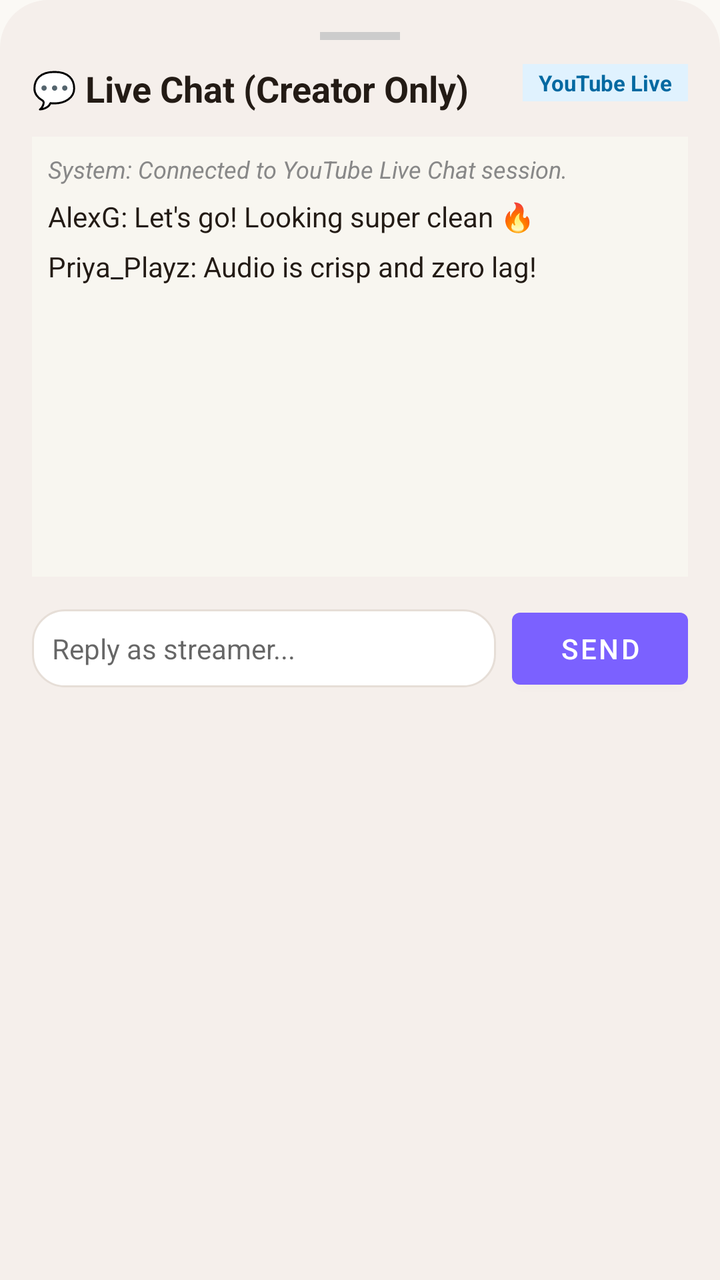
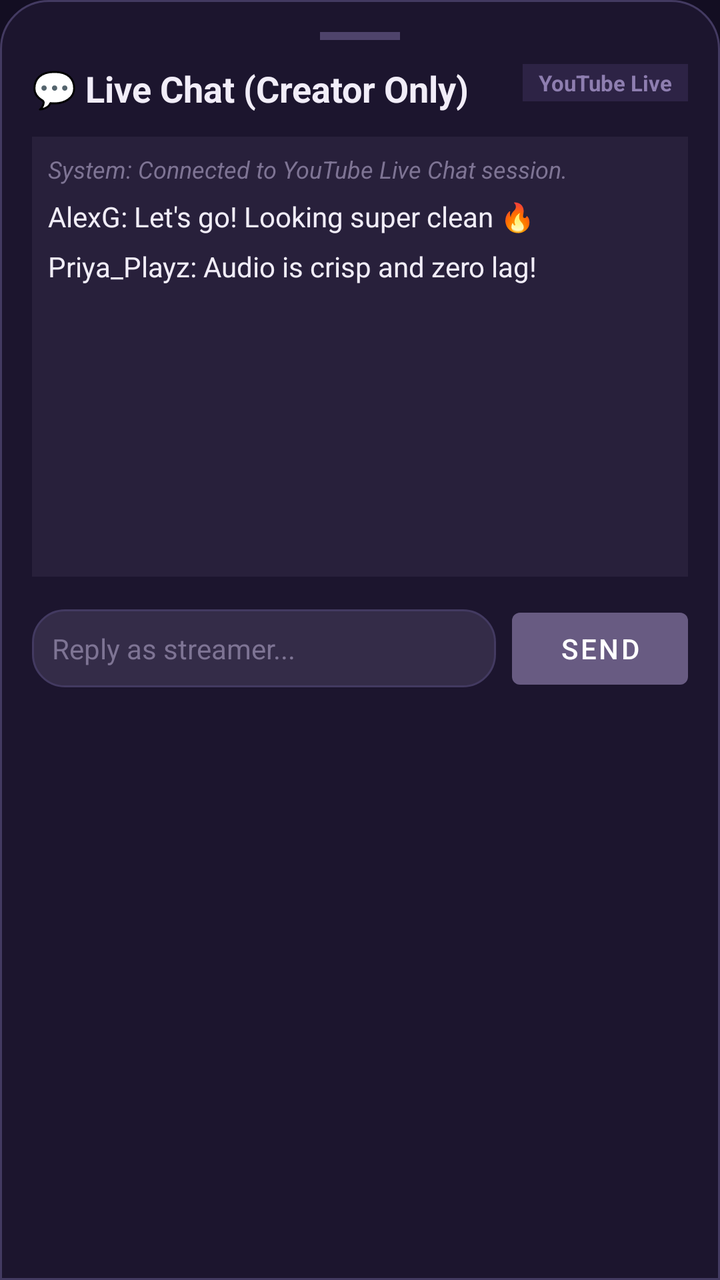

The first picture is an Android layout as it rendered before a commit; the second is the same layout after the commit. The layout source and the unified diff follow.
<!-- AndroidManifest.xml: application theme Theme.FairyLive -->
<!-- res/layout/sheet_creator_chat.xml -->
<?xml version="1.0" encoding="utf-8"?>
<LinearLayout xmlns:android="http://schemas.android.com/apk/res/android"
    android:layout_width="match_parent"
    android:layout_height="wrap_content"
    android:background="@drawable/bg_bottom_sheet"
    android:orientation="vertical"
    android:padding="16dp">

    <View
        android:layout_width="40dp"
        android:layout_height="4dp"
        android:layout_gravity="center_horizontal"
        android:layout_marginBottom="12dp"
        android:background="#CCCCCC" />

    <RelativeLayout
        android:layout_width="match_parent"
        android:layout_height="wrap_content"
        android:layout_marginBottom="12dp">

        <TextView
            android:layout_width="wrap_content"
            android:layout_height="wrap_content"
            android:layout_alignParentStart="true"
            android:text="💬 Live Chat (Creator Only)"
            android:textColor="#231B15"
            android:textSize="18sp"
            android:textStyle="bold" />

        <TextView
            android:layout_width="wrap_content"
            android:layout_height="wrap_content"
            android:layout_alignParentEnd="true"
            android:background="#E0F2FE"
            android:paddingHorizontal="8dp"
            android:paddingVertical="2dp"
            android:text="YouTube Live"
            android:textColor="#0369A1"
            android:textSize="11sp"
            android:textStyle="bold" />
    </RelativeLayout>

    
    <ScrollView
        android:layout_width="match_parent"
        android:layout_height="220dp"
        android:background="#F8F6F0"
        android:padding="8dp">

        <LinearLayout
            android:id="@+id/chatMessagesContainer"
            android:layout_width="match_parent"
            android:layout_height="wrap_content"
            android:orientation="vertical">

            <TextView
                android:layout_width="wrap_content"
                android:layout_height="wrap_content"
                android:layout_marginBottom="6dp"
                android:text="System: Connected to YouTube Live Chat session."
                android:textColor="#888888"
                android:textSize="12sp"
                android:textStyle="italic" />

            <TextView
                android:layout_width="wrap_content"
                android:layout_height="wrap_content"
                android:layout_marginBottom="6dp"
                android:text="AlexG: Let's go! Looking super clean 🔥"
                android:textColor="#231B15"
                android:textSize="14sp" />

            <TextView
                android:layout_width="wrap_content"
                android:layout_height="wrap_content"
                android:layout_marginBottom="6dp"
                android:text="Priya_Playz: Audio is crisp and zero lag!"
                android:textColor="#231B15"
                android:textSize="14sp" />
        </LinearLayout>
    </ScrollView>

    
    <LinearLayout
        android:layout_width="match_parent"
        android:layout_height="wrap_content"
        android:layout_marginTop="12dp"
        android:gravity="center_vertical"
        android:orientation="horizontal">

        <EditText
            android:id="@+id/editChatMessage"
            android:layout_width="0dp"
            android:layout_height="wrap_content"
            android:layout_weight="1"
            android:background="@drawable/bg_grid_card"
            android:hint="Reply as streamer..."
            android:padding="10dp"
            android:textColor="#231B15"
            android:textSize="14sp" />

        <Button
            android:id="@+id/btnSendChat"
            android:layout_width="wrap_content"
            android:layout_height="wrap_content"
            android:layout_marginStart="8dp"
            android:text="Send" />
    </LinearLayout>

</LinearLayout>
<!-- resources referenced by this layout -->
<resources>
  <!-- drawable bg_bottom_sheet (drawable) -->
  <?xml version="1.0" encoding="utf-8"?>
  <shape xmlns:android="http://schemas.android.com/apk/res/android"
      android:shape="rectangle">
      <solid android:color="@color/bg_surface" />
      <corners
          android:topLeftRadius="@dimen/radius_xl"
          android:topRightRadius="@dimen/radius_xl"
          android:bottomLeftRadius="0dp"
          android:bottomRightRadius="0dp" />
  </shape>
  <!-- drawable bg_grid_card (drawable) -->
  <?xml version="1.0" encoding="utf-8"?>
  <ripple xmlns:android="http://schemas.android.com/apk/res/android"
      android:color="@color/bg_card_stroke">
      <item>
          <shape android:shape="rectangle">
              <solid android:color="@color/bg_card" />
              <stroke
                  android:width="1dp"
                  android:color="@color/bg_card_stroke" />
              <corners android:radius="16dp" />
          </shape>
      </item>
  </ripple>
  <style name="Theme.FairyLive" parent="Theme.MaterialComponents.Light.NoActionBar">
          <item name="colorPrimary">@color/accent_primary</item>
          <item name="colorPrimaryVariant">@color/accent_primary_variant</item>
          <item name="colorOnPrimary">@color/text_on_dark</item>
  
          <item name="colorSecondary">@color/text_primary</item>
          <item name="colorSecondaryVariant">@color/text_secondary</item>
          <item name="colorOnSecondary">@color/bg_primary</item>
  
          <item name="android:statusBarColor">@color/bg_primary</item>
          <item name="android:windowLightStatusBar" tools:targetApi="m">true</item>
          <item name="android:navigationBarColor">@color/bg_surface</item>
          <item name="android:windowLightNavigationBar" tools:targetApi="o_mr1">true</item>
          <item name="android:windowBackground">@color/bg_primary</item>
  
          <item name="bottomSheetDialogTheme">@style/Theme.FairyLive.BottomSheetDialog</item>
      </style>
  <color name="bg_surface">#F5EFEB</color>
  <dimen name="radius_xl">24dp</dimen>
  <color name="bg_card_stroke">#E6DED7</color>
  <color name="bg_card">#FFFFFF</color>
  <color name="accent_primary">#7B61FF</color>
  <color name="accent_primary_variant">#6347EB</color>
  <color name="text_on_dark">#FFFFFF</color>
  <color name="text_primary">#231B15</color>
  <color name="text_secondary">#6E6259</color>
  <color name="bg_primary">#FBF9F5</color>
  <style name="Theme.FairyLive.BottomSheetDialog" parent="ThemeOverlay.MaterialComponents.BottomSheetDialog">
          <item name="android:windowAnimationStyle">@style/DialogAnimation.FairyLive.BottomSheet</item>
          <item name="bottomSheetStyle">@style/FairyBottomSheetStyle</item>
      </style>
  <style name="DialogAnimation.FairyLive.BottomSheet" parent="Animation.Design.BottomSheetDialog">
          <item name="android:windowEnterAnimation">@anim/slide_in_bottom</item>
          <item name="android:windowExitAnimation">@anim/slide_out_bottom</item>
      </style>
  <style name="FairyBottomSheetStyle" parent="Widget.MaterialComponents.BottomSheet.Modal">
          <item name="android:background">@drawable/bg_bottom_sheet</item>
          <item name="behavior_peekHeight">280dp</item>
      </style>
</resources>

<!-- the commit's change to res/layout/sheet_creator_chat.xml (unified diff, before → after) -->
@@ -11,7 +11,7 @@
         android:layout_height="4dp"
         android:layout_gravity="center_horizontal"
         android:layout_marginBottom="12dp"
-        android:background="#CCCCCC" />
+        android:background="@color/handle_color" />
 
     <RelativeLayout
         android:layout_width="match_parent"
@@ -23,7 +23,7 @@
             android:layout_height="wrap_content"
             android:layout_alignParentStart="true"
             android:text="💬 Live Chat (Creator Only)"
-            android:textColor="#231B15"
+            android:textColor="@color/text_primary"
             android:textSize="18sp"
             android:textStyle="bold" />
 
@@ -31,11 +31,11 @@
             android:layout_width="wrap_content"
             android:layout_height="wrap_content"
             android:layout_alignParentEnd="true"
-            android:background="#E0F2FE"
+            android:background="@color/accent_soft_lavender"
             android:paddingHorizontal="8dp"
             android:paddingVertical="2dp"
             android:text="YouTube Live"
-            android:textColor="#0369A1"
+            android:textColor="@color/accent_primary_variant"
             android:textSize="11sp"
             android:textStyle="bold" />
     </RelativeLayout>
@@ -44,7 +44,7 @@
     <ScrollView
         android:layout_width="match_parent"
         android:layout_height="220dp"
-        android:background="#F8F6F0"
+        android:background="@color/bg_card_secondary"
         android:padding="8dp">
 
         <LinearLayout
@@ -58,7 +58,7 @@
                 android:layout_height="wrap_content"
                 android:layout_marginBottom="6dp"
                 android:text="System: Connected to YouTube Live Chat session."
-                android:textColor="#888888"
+                android:textColor="@color/text_muted"
                 android:textSize="12sp"
                 android:textStyle="italic" />
 
@@ -67,7 +67,7 @@
                 android:layout_height="wrap_content"
                 android:layout_marginBottom="6dp"
                 android:text="AlexG: Let's go! Looking super clean 🔥"
-                android:textColor="#231B15"
+                android:textColor="@color/text_primary"
                 android:textSize="14sp" />
 
             <TextView
@@ -75,7 +75,7 @@
                 android:layout_height="wrap_content"
                 android:layout_marginBottom="6dp"
                 android:text="Priya_Playz: Audio is crisp and zero lag!"
-                android:textColor="#231B15"
+                android:textColor="@color/text_primary"
                 android:textSize="14sp" />
         </LinearLayout>
     </ScrollView>
@@ -95,8 +95,9 @@
             android:layout_weight="1"
             android:background="@drawable/bg_grid_card"
             android:hint="Reply as streamer..."
+            android:textColorHint="@color/text_muted"
             android:padding="10dp"
-            android:textColor="#231B15"
+            android:textColor="@color/text_primary"
             android:textSize="14sp" />
 
         <Button
<!-- resource entries referenced after the edit -->
@@ -5,6 +5,9 @@
   <shape xmlns:android="http://schemas.android.com/apk/res/android"
       android:shape="rectangle">
       <solid android:color="@color/bg_surface" />
+      <stroke
+          android:width="1dp"
+          android:color="@color/bg_card_stroke" />
       <corners
           android:topLeftRadius="@dimen/radius_xl"
           android:topRightRadius="@dimen/radius_xl"
@@ -25,33 +28,39 @@
           </shape>
       </item>
   </ripple>
-  <style name="Theme.FairyLive" parent="Theme.MaterialComponents.Light.NoActionBar">
+  <style name="Theme.FairyLive" parent="Theme.MaterialComponents.NoActionBar">
           <item name="colorPrimary">@color/accent_primary</item>
           <item name="colorPrimaryVariant">@color/accent_primary_variant</item>
           <item name="colorOnPrimary">@color/text_on_dark</item>
   
-          <item name="colorSecondary">@color/text_primary</item>
-          <item name="colorSecondaryVariant">@color/text_secondary</item>
-          <item name="colorOnSecondary">@color/bg_primary</item>
+          <item name="colorSecondary">@color/accent_primary_variant</item>
+          <item name="colorSecondaryVariant">@color/accent_primary</item>
+          <item name="colorOnSecondary">@color/text_primary</item>
   
-          <item name="android:statusBarColor">@color/bg_primary</item>
-          <item name="android:windowLightStatusBar" tools:targetApi="m">true</item>
+          <item name="colorSurface">@color/bg_surface</item>
+          <item name="colorOnSurface">@color/text_primary</item>
+  
+          <item name="android:statusBarColor">@color/bg_surface</item>
+          <item name="android:windowLightStatusBar" tools:targetApi="m">false</item>
           <item name="android:navigationBarColor">@color/bg_surface</item>
-          <item name="android:windowLightNavigationBar" tools:targetApi="o_mr1">true</item>
+          <item name="android:windowLightNavigationBar" tools:targetApi="o_mr1">false</item>
           <item name="android:windowBackground">@color/bg_primary</item>
   
           <item name="bottomSheetDialogTheme">@style/Theme.FairyLive.BottomSheetDialog</item>
       </style>
-  <color name="bg_surface">#F5EFEB</color>
+  <color name="bg_surface">#1C152E</color>
   <dimen name="radius_xl">24dp</dimen>
-  <color name="bg_card_stroke">#E6DED7</color>
-  <color name="bg_card">#FFFFFF</color>
-  <color name="accent_primary">#7B61FF</color>
-  <color name="accent_primary_variant">#6347EB</color>
+  <color name="bg_card_stroke">#433A61</color>
+  <color name="bg_card">#342C48</color>
+  <color name="accent_primary">#685B82</color>
+  <color name="accent_primary_variant">#8E7EB0</color>
+  <color name="accent_soft_lavender">#2D2345</color>
+  <color name="bg_card_secondary">#28203B</color>
+  <color name="handle_color">#4E436B</color>
+  <color name="text_muted">#7E7494</color>
   <color name="text_on_dark">#FFFFFF</color>
-  <color name="text_primary">#231B15</color>
-  <color name="text_secondary">#6E6259</color>
-  <color name="bg_primary">#FBF9F5</color>
+  <color name="text_primary">#F1EDF8</color>
+  <color name="bg_primary">#130E22</color>
   <style name="Theme.FairyLive.BottomSheetDialog" parent="ThemeOverlay.MaterialComponents.BottomSheetDialog">
           <item name="android:windowAnimationStyle">@style/DialogAnimation.FairyLive.BottomSheet</item>
           <item name="bottomSheetStyle">@style/FairyBottomSheetStyle</item>
